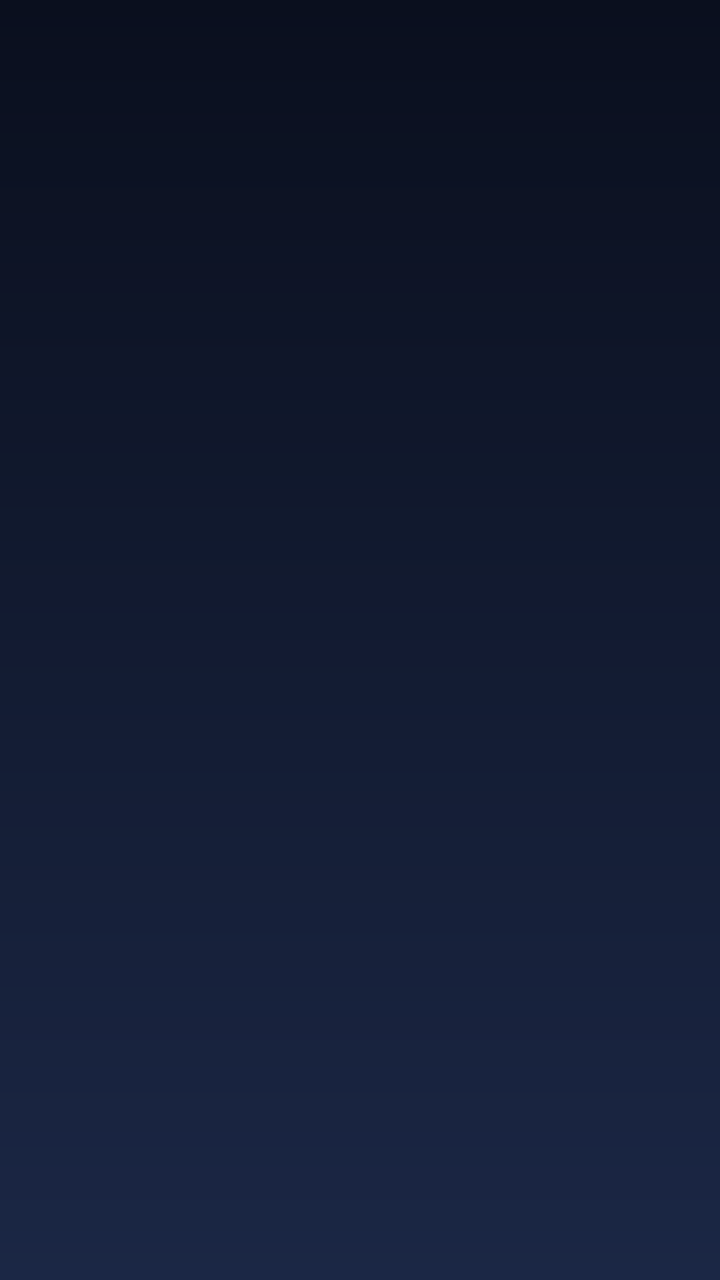
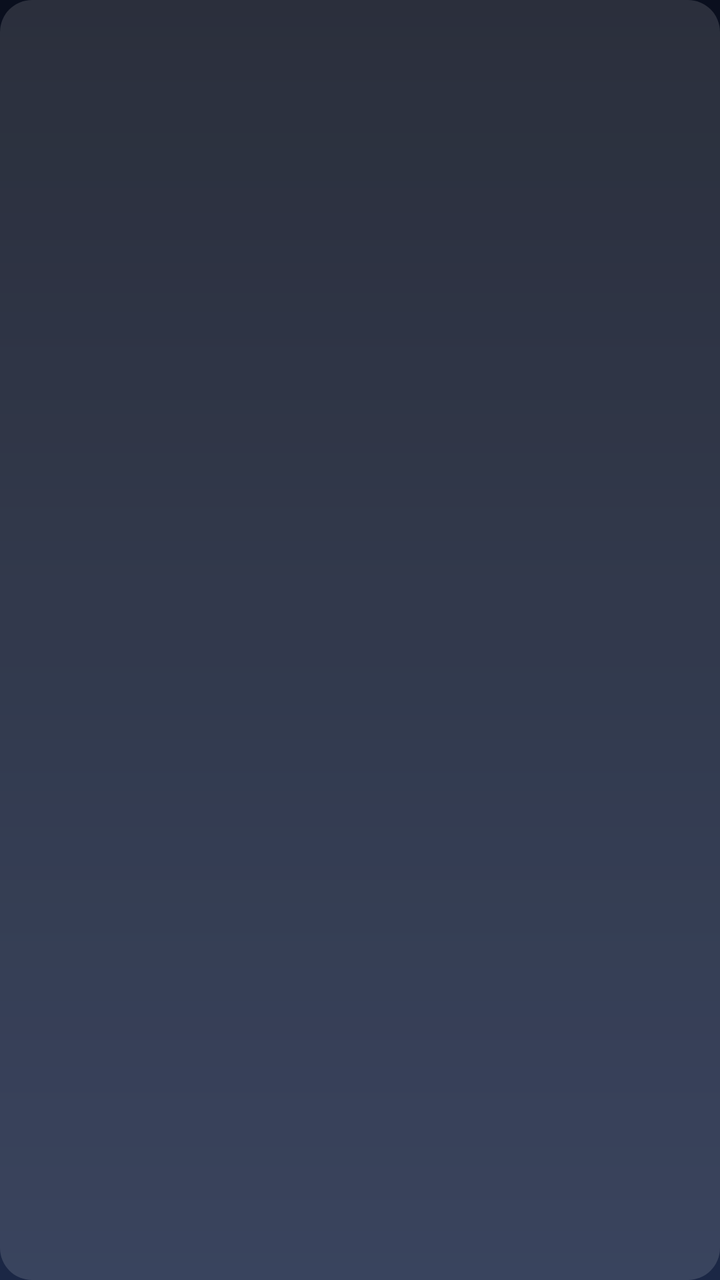

Two renders of the same Android screen: before a commit and after it. Below are the layout's source before the change and the commit's diff.
<!-- AndroidManifest.xml: application theme LauncherTheme -->
<!-- res/layout/item_dock.xml -->
<?xml version="1.0" encoding="utf-8"?>
<FrameLayout xmlns:android="http://schemas.android.com/apk/res/android"
    android:layout_width="56dp"
    android:layout_height="56dp"
    android:layout_margin="3dp"
    android:background="@drawable/dock_item_bg"
    android:clickable="true"
    android:focusable="true"
    android:padding="8dp">

    <ImageView
        android:id="@+id/dockIcon"
        android:layout_width="match_parent"
        android:layout_height="match_parent"
        android:contentDescription="@null"
        android:scaleType="fitCenter" />
</FrameLayout>
<!-- resources referenced by this layout -->
<resources>
  <!-- drawable dock_item_bg (drawable) -->
  <?xml version="1.0" encoding="utf-8"?>
  <selector xmlns:android="http://schemas.android.com/apk/res/android">
      <item android:state_focused="true">
          <shape android:shape="rectangle">
              <solid android:color="#55FFFFFF" />
              <stroke
                  android:width="2dp"
                  android:color="#FFFFFFFF" />
              <corners android:radius="16dp" />
          </shape>
      </item>
      <item>
          <shape android:shape="rectangle">
              <solid android:color="#00000000" />
          </shape>
      </item>
  </selector>
  <style name="LauncherTheme" parent="@android:style/Theme.Material.NoActionBar">
          <item name="android:windowBackground">@drawable/bg_home</item>
      </style>
  <!-- drawable bg_home (drawable) -->
  <?xml version="1.0" encoding="utf-8"?>
  <shape xmlns:android="http://schemas.android.com/apk/res/android"
      android:shape="rectangle">
      <gradient
          android:angle="270"
          android:endColor="#1B2745"
          android:startColor="#0A0F1E" />
  </shape>
</resources>

<!-- the commit's change to res/layout/item_dock.xml (unified diff, before → after) -->
@@ -1,17 +1,33 @@
 <?xml version="1.0" encoding="utf-8"?>
-<FrameLayout xmlns:android="http://schemas.android.com/apk/res/android"
-    android:layout_width="56dp"
-    android:layout_height="56dp"
-    android:layout_margin="3dp"
+<LinearLayout xmlns:android="http://schemas.android.com/apk/res/android"
+    android:layout_width="104dp"
+    android:layout_height="wrap_content"
+    android:layout_margin="4dp"
     android:background="@drawable/dock_item_bg"
     android:clickable="true"
     android:focusable="true"
-    android:padding="8dp">
+    android:gravity="center_horizontal"
+    android:orientation="vertical"
+    android:paddingLeft="8dp"
+    android:paddingTop="12dp"
+    android:paddingRight="8dp"
+    android:paddingBottom="10dp">
 
     <ImageView
         android:id="@+id/dockIcon"
-        android:layout_width="match_parent"
-        android:layout_height="match_parent"
+        android:layout_width="56dp"
+        android:layout_height="56dp"
         android:contentDescription="@null"
         android:scaleType="fitCenter" />
-</FrameLayout>
+
+    <TextView
+        android:id="@+id/dockLabel"
+        android:layout_width="match_parent"
+        android:layout_height="wrap_content"
+        android:layout_marginTop="8dp"
+        android:ellipsize="end"
+        android:gravity="center"
+        android:maxLines="1"
+        android:textColor="#FFFFFF"
+        android:textSize="13sp" />
+</LinearLayout>
<!-- resource entries referenced after the edit -->
@@ -7,14 +7,15 @@
           <shape android:shape="rectangle">
               <solid android:color="#55FFFFFF" />
               <stroke
-                  android:width="2dp"
+                  android:width="3dp"
                   android:color="#FFFFFFFF" />
               <corners android:radius="16dp" />
           </shape>
       </item>
       <item>
           <shape android:shape="rectangle">
-              <solid android:color="#00000000" />
+              <solid android:color="#22FFFFFF" />
+              <corners android:radius="16dp" />
           </shape>
       </item>
   </selector>
